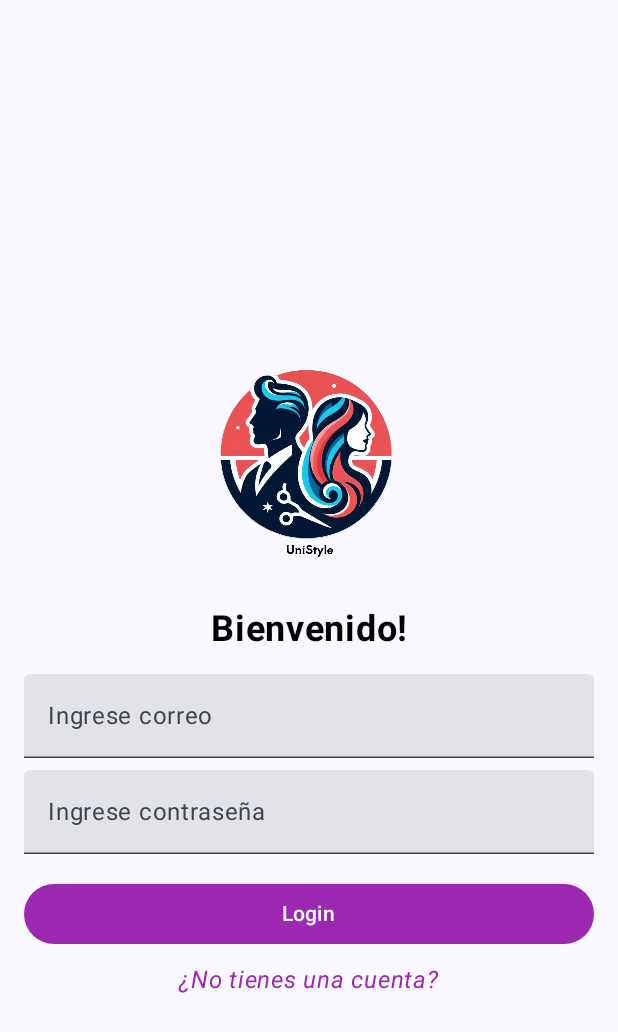
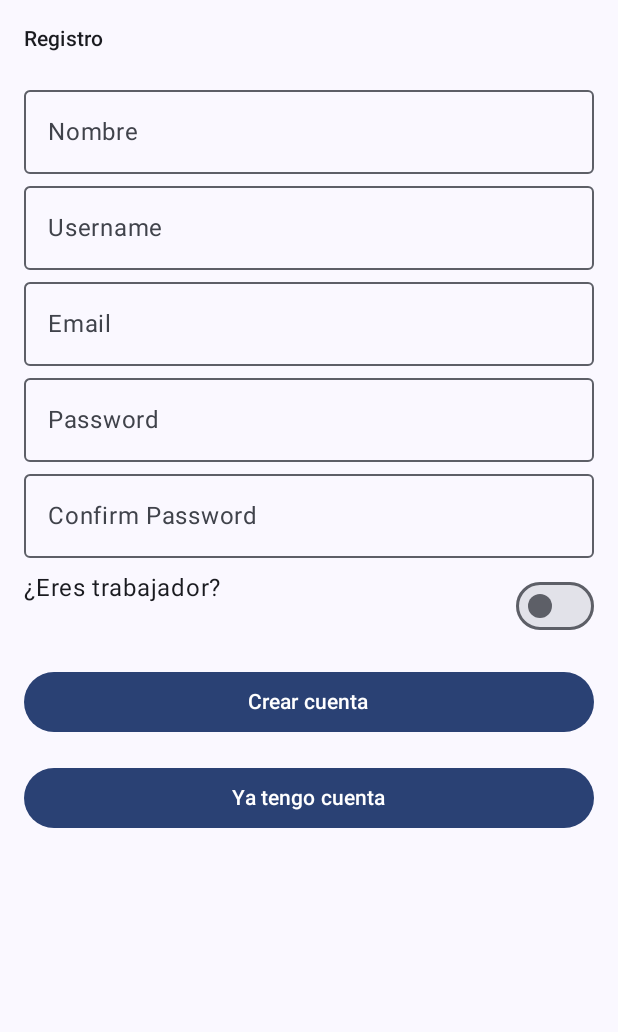
Before and after one commit to Santiago0212004/UniStyle, an Android app built with Jetpack Compose: the screen it shows after launch (MainActivity), after a tap on "¿No tienes una cuenta?", on a phone screen of 412 x 824 dp. Shown: the top 1032 px of the screen. Run offline under Robolectric (Android 15) with nearby library versions, the phone set to English and light mode, and no system bars; our stand-ins replace Firebase (no records; nobody signed in at launch, a user with empty details on screens opened directly), livedata-compose.

Commit message:
files fix

```diff
--- a/app/src/main/java/com/example/unistylejc/MainActivity.kt
+++ b/app/src/main/java/com/example/unistylejc/MainActivity.kt
@@ -17,6 +17,9 @@ import androidx.navigation.compose.NavHost
 import androidx.navigation.compose.composable
 import androidx.navigation.compose.rememberNavController
 import com.example.unistylejc.screens.LoginScreen
+import com.example.unistylejc.screens.MainCustomerScreen
+import com.example.unistylejc.screens.MainWorkerScreen
+import com.example.unistylejc.screens.SignUpScreen
 import com.example.unistylejc.ui.theme.UniStyleJCTheme
 
 class MainActivity : ComponentActivity() {
@@ -39,6 +42,9 @@ class MainActivity : ComponentActivity() {
 fun App(navController: NavHostController = rememberNavController()){
     NavHost(navController = navController, startDestination = "login") {
         composable("login") { LoginScreen(navController) }
+        composable("signup") { SignUpScreen(navController)}
+        composable("customer/main") { MainCustomerScreen(navController) }
+        composable("worker/main") { MainWorkerScreen(navController) }
     }
 }
 
--- /dev/null
+++ b/app/src/main/java/com/example/unistylejc/screens/SignUpScreen.kt
@@ -0,0 +1,208 @@
+package com.example.unistylejc.screens
+
+import androidx.compose.foundation.layout.*
+import androidx.compose.material.*
+import androidx.compose.runtime.*
+import androidx.compose.ui.Modifier
+import androidx.compose.ui.unit.dp
+import androidx.lifecycle.viewmodel.compose.viewModel
+import androidx.compose.runtime.livedata.observeAsState
+import android.widget.Toast
+import androidx.compose.foundation.clickable
+import androidx.compose.foundation.text.KeyboardOptions
+import androidx.compose.material3.Button
+import androidx.compose.material3.DropdownMenu
+import androidx.compose.material3.DropdownMenuItem
+import androidx.compose.material3.ExperimentalMaterial3Api
+import androidx.compose.material3.ExposedDropdownMenuBox
+import androidx.compose.material3.ExposedDropdownMenuDefaults
+import androidx.compose.material3.MaterialTheme
+import androidx.compose.material3.OutlinedTextField
+import androidx.compose.material3.Switch
+import androidx.compose.material3.Text
+import androidx.compose.material3.TextField
+import androidx.compose.ui.platform.LocalContext
+import androidx.compose.ui.text.input.KeyboardType
+import androidx.compose.ui.text.input.PasswordVisualTransformation
+import com.example.unistylejc.domain.model.Customer
+import com.example.unistylejc.viewmodel.SignUpViewmodel
+import edu.co.icesi.unistyle.domain.model.AppAuthState
+import androidx.lifecycle.viewmodel.compose.viewModel
+import androidx.navigation.NavHostController
+import com.example.unistylejc.domain.model.Establishment
+import com.example.unistylejc.domain.model.Worker
+import com.example.unistylejc.viewmodel.EstablishmentViewmodel
+
+@OptIn(ExperimentalMaterial3Api::class)
+@Composable
+fun SignUpScreen(navController: NavHostController, viewModel: SignUpViewmodel = viewModel(), viewmodelEst: EstablishmentViewmodel = viewModel()) {
+    val context = LocalContext.current
+
+    var name by remember { mutableStateOf("") }
+    var username by remember { mutableStateOf("") }
+    var email by remember { mutableStateOf("") }
+    var password by remember { mutableStateOf("") }
+    var confirmPassword by remember { mutableStateOf("") }
+    var isWorker by remember { mutableStateOf(false) }
+    var selectedEstablishment by remember { mutableStateOf<Establishment?>(null) }
+
+    val establishments by viewmodelEst.establishmentState.observeAsState(initial = listOf())
+    var expanded by remember { mutableStateOf(false) }
+
+    LaunchedEffect(isWorker) {
+        if (isWorker) {
+            viewmodelEst.loadEstablishmentList()
+        }
+    }
+
+    Column(
+        modifier = Modifier
+            .fillMaxSize()
+            .padding(16.dp)
+    ) {
+        Text(text = "Registro", style = MaterialTheme.typography.titleSmall, modifier = Modifier.padding(bottom = 16.dp))
+
+        OutlinedTextField(
+            value = name,
+            onValueChange = { name = it },
+            label = { Text("Nombre") },
+            modifier = Modifier.fillMaxWidth()
+        )
+
+        OutlinedTextField(
+            value = username,
+            onValueChange = { username = it },
+            label = { Text("Username") },
+            modifier = Modifier.fillMaxWidth()
+        )
+
+        OutlinedTextField(
+            value = email,
+            onValueChange = { email = it },
+            label = { Text("Email") },
+            keyboardOptions = KeyboardOptions(keyboardType = KeyboardType.Email),
+            modifier = Modifier.fillMaxWidth()
+        )
+
+        OutlinedTextField(
+            value = password,
+            onValueChange = { password = it },
+            label = { Text("Password") },
+            keyboardOptions = KeyboardOptions(keyboardType = KeyboardType.Password),
+            modifier = Modifier.fillMaxWidth()
+        )
+
+        OutlinedTextField(
+            value = confirmPassword,
+            onValueChange = { confirmPassword = it },
+            label = { Text("Confirm Password") },
+            keyboardOptions = KeyboardOptions(keyboardType = KeyboardType.Password),
+            modifier = Modifier.fillMaxWidth()
+        )
+
+        Row(
+            modifier = Modifier
+                .fillMaxWidth()
+                .padding(vertical = 8.dp),
+            horizontalArrangement = Arrangement.SpaceBetween
+        ) {
+            Text(text = "¿Eres trabajador?")
+            Switch(
+                checked = isWorker,
+                onCheckedChange = { isWorker = it }
+            )
+        }
+
+        if (isWorker) {
+            Text(text = "Establecimiento asociado:", modifier = Modifier.padding(vertical = 8.dp))
+
+            // Exposed Dropdown Menu for establishments
+            ExposedDropdownMenuBox(
+                expanded = expanded,
+                onExpandedChange = { expanded = !expanded }
+            ) {
+                OutlinedTextField(
+                    value = selectedEstablishment?.name ?: "",
+                    onValueChange = {},
+                    readOnly = true,
+                    label = { Text("Seleccionar Establecimiento") },
+                    trailingIcon = { ExposedDropdownMenuDefaults.TrailingIcon(expanded = expanded) },
+                    modifier = Modifier
+                        .fillMaxWidth()
+                        .menuAnchor()
+                        .clickable { expanded = true }
+                )
+                ExposedDropdownMenu(
+                    expanded = expanded,
+                    onDismissRequest = { expanded = false }
+                ) {
+                    establishments?.forEach { establishment ->
+                        DropdownMenuItem(
+                            text = {
+                                if (establishment != null) {
+                                    Text(text = establishment.name)
+                                }
+                            },
+                            onClick = {
+                                selectedEstablishment = establishment
+                                expanded = false
+                            }
+                        )
+                    }
+                }
+            }
+        }
+
+        Button(
+            onClick = {
+                if (!isWorker) {
+                    val customer = Customer("", email, name, username, "", null, null)
+                    viewModel.signupUser(customer, password)
+                } else {
+                    val worker = Worker("", email, name, username, "", null, null, selectedEstablishment?.id ?: "", null)
+                    viewModel.signupWorker(worker, password)
+                }
+            },
+            modifier = Modifier
+                .fillMaxWidth()
+                .padding(vertical = 8.dp)
+        ) {
+            Text("Crear cuenta")
+        }
+
+        Button(
+            onClick = {
+                navController.navigate("login")
+            },
+            modifier = Modifier
+                .fillMaxWidth()
+                .padding(vertical = 8.dp)
+        ) {
+            Text("Ya tengo cuenta")
+        }
+
+        val authState = viewModel.authStatus.observeAsState()
+
+        LaunchedEffect(authState.value) {
+            when (val state = authState.value) {
+                is AppAuthState.Loading -> {
+                    Toast.makeText(context, state.message, Toast.LENGTH_LONG).show()
+                }
+                is AppAuthState.Error -> {
+                    Toast.makeText(context, state.message, Toast.LENGTH_LONG).show()
+                }
+                is AppAuthState.Success -> {
+                    Toast.makeText(context, "Cuenta creada exitosamente", Toast.LENGTH_LONG).show()
+                }
+                is AppAuthState.SuccessLogin -> {
+                    Toast.makeText(context, "Bienvenido ${state.userID}", Toast.LENGTH_LONG).show()
+                    when (state.role) {
+                        "worker" -> navController.navigate("worker/main")
+                        "customer" -> navController.navigate("customer/main")
+                    }
+                }
+                else -> {}
+            }
+        }
+    }
+}
```
Also changed, not shown: app/src/main/java/com/example/unistylejc/screens/LoginScreen.kt (+3 -5 lines), app/src/main/java/com/example/unistylejc/screens/MainCustomerScreen.kt (added, +102 -0 lines), app/src/main/java/com/example/unistylejc/screens/MainWorkerScreen.kt (added, +16 -0 lines), app/src/main/java/com/example/unistylejc/viewmodel/MainCustomerViewModel.kt (+13 -13 lines).
